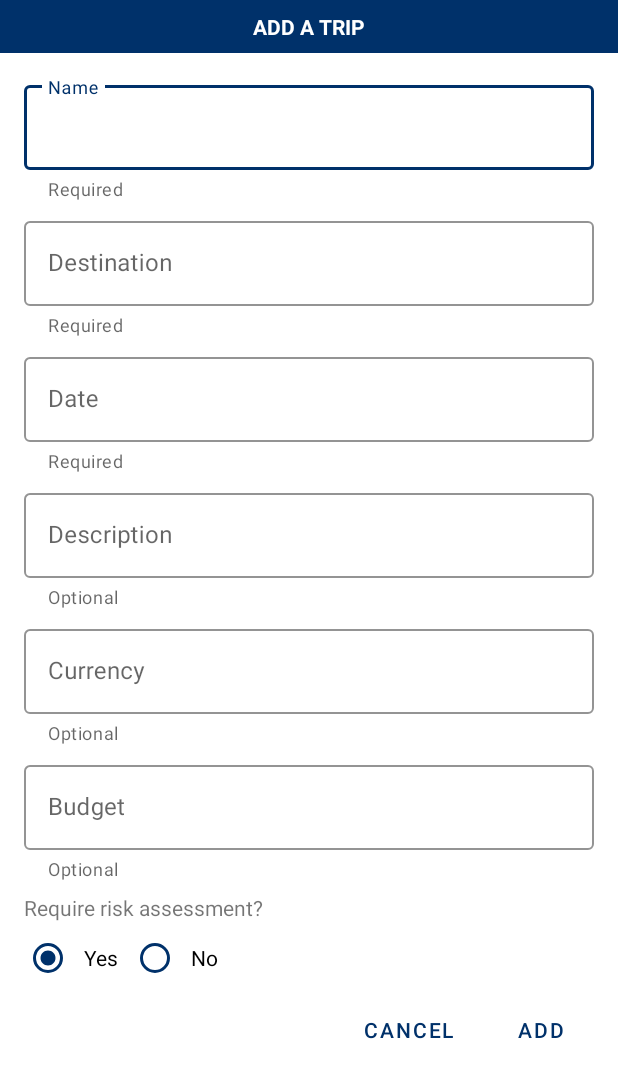
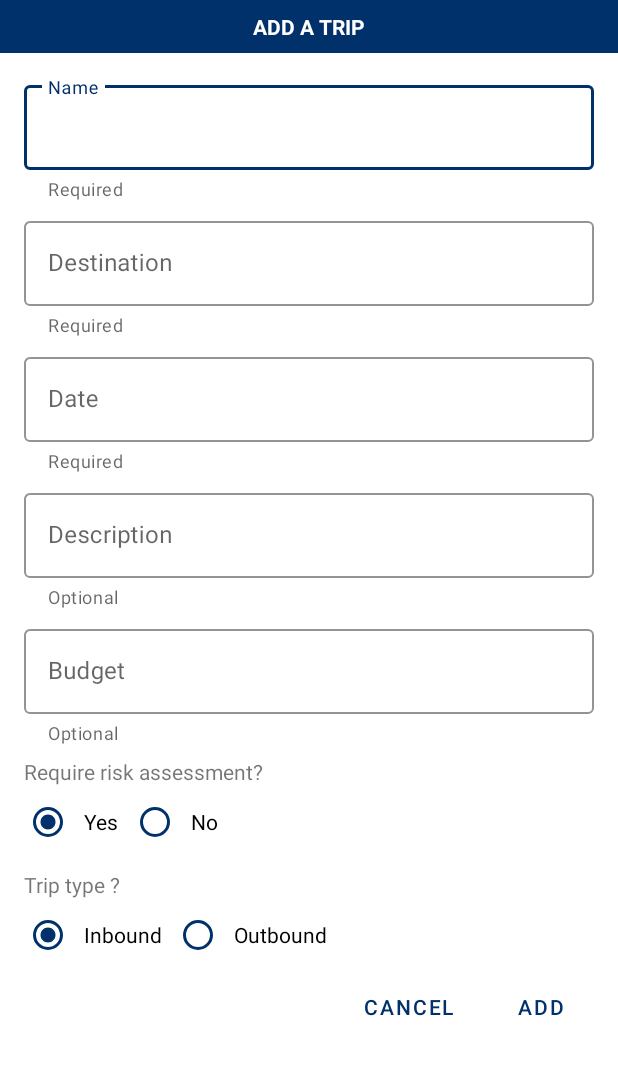
Before and after one commit to trungkien2509/trip-management, an Android app: the layout dialog_add_trip.xml on its own in the app's theme, with its tools: preview values and no code run, on a phone screen of 412 x 824 dp. Shown: the top 1078 px of the screen. Run offline under Robolectric (Android 15) with nearby library versions, the phone set to English and light mode, and no system bars.

Commit message:
Done-have added TripType

```diff
--- a/app/src/main/java/com/example/tripmanagement/DatabaseHelper.java
+++ b/app/src/main/java/com/example/tripmanagement/DatabaseHelper.java
@@ -8,7 +8,7 @@ public class DatabaseHelper extends SQLiteOpenHelper {
 
     // create database
     public DatabaseHelper(Context context) {
-        super(context, "trip_database", null, 2);
+        super(context, "trip_database", null, 3);
     }
 
 
@@ -16,7 +16,7 @@ public class DatabaseHelper extends SQLiteOpenHelper {
     @Override
     public void onCreate(SQLiteDatabase sqLiteDatabase) {
         String sql_create_trip_table = "Create table trips(trip_id integer primary key autoincrement," +
-                "name text not null, destination text not null, date text, risk_assessment text not null, description text, budget real not null, currency text )";
+                "name text not null, destination text not null, date text, risk_assessment text not null, description text, budget real not null, triptype text )";
         String sql_create_expense_table = "Create table expenses(expenses_id integer primary key autoincrement," +
                 "type text not null, amount real not null, time text not null, comments text, trip_id integer )";
         String[] statements = new String[]{sql_create_trip_table, sql_create_expense_table};
--- a/app/src/main/res/layout/dialog_add_trip.xml
+++ b/app/src/main/res/layout/dialog_add_trip.xml
@@ -142,30 +142,6 @@
             </com.google.android.material.textfield.TextInputLayout>
 
             <com.google.android.material.textfield.TextInputLayout
-                android:id="@+id/trip_currency_til"
-                style="@style/Widget.MaterialComponents.TextInputLayout.OutlinedBox"
-                android:layout_width="0dp"
-                android:layout_height="wrap_content"
-                android:layout_marginStart="8dp"
-                android:layout_marginTop="8dp"
-                android:layout_marginEnd="8dp"
-                android:hint="@string/currency"
-                android:singleLine="true"
-                app:boxStrokeColor="@color/dialog_add"
-                app:helperText="Optional"
-                app:hintTextColor="@color/dialog_add"
-                app:layout_constraintEnd_toEndOf="parent"
-                app:layout_constraintStart_toStartOf="parent"
-                app:layout_constraintTop_toBottomOf="@+id/trip_description_til">
-
-                <com.google.android.material.textfield.TextInputEditText
-                    android:id="@+id/trip_currency_tiet"
-                    android:layout_width="match_parent"
-                    android:layout_height="wrap_content"
-                    app:helperTextEnabled="true" />
-            </com.google.android.material.textfield.TextInputLayout>
-
-            <com.google.android.material.textfield.TextInputLayout
                 android:id="@+id/trip_budget_til"
                 style="@style/Widget.MaterialComponents.TextInputLayout.OutlinedBox"
                 android:layout_width="0dp"
@@ -180,7 +156,7 @@
                 app:hintTextColor="@color/dialog_add"
                 app:layout_constraintEnd_toEndOf="parent"
                 app:layout_constraintStart_toStartOf="parent"
-                app:layout_constraintTop_toBottomOf="@+id/trip_currency_til"
+                app:layout_constraintTop_toBottomOf="@+id/trip_description_til"
                 app:prefixText="£">
 
                 <com.google.android.material.textfield.TextInputEditText
@@ -229,13 +205,49 @@
                     android:text="@string/no" />
             </RadioGroup>
 
+
+            <TextView
+                android:id="@+id/triptype_title_tv"
+                android:layout_width="wrap_content"
+                android:layout_height="wrap_content"
+                android:layout_marginTop="8dp"
+                android:text="@string/triptype"
+                app:layout_constraintStart_toStartOf="@+id/radioGroup"
+                app:layout_constraintTop_toBottomOf="@+id/radioGroup" />
+
+            <RadioGroup
+                android:id="@+id/radioGroup2"
+                android:layout_width="0dp"
+                android:layout_height="wrap_content"
+                android:checkedButton="@+id/radio_button_inbound"
+                android:orientation="horizontal"
+                app:layout_constraintStart_toStartOf="@+id/triptype_title_tv"
+                app:layout_constraintTop_toBottomOf="@+id/triptype_title_tv">
+
+                <RadioButton
+                    android:id="@+id/radio_button_inbound"
+                    android:layout_width="wrap_content"
+                    android:layout_height="match_parent"
+                    android:buttonTint="@color/dialog_add"
+                    android:padding="8dp"
+                    android:text="@string/inbound" />
+
+                <RadioButton
+                    android:id="@+id/radio_button_outbound"
+                    android:layout_width="wrap_content"
+                    android:layout_height="match_parent"
+                    android:buttonTint="@color/dialog_add"
+                    android:padding="8dp"
+                    android:text="@string/outbound" />
+            </RadioGroup>
+
             <LinearLayout
                 android:layout_width="match_parent"
                 android:layout_height="wrap_content"
                 android:gravity="end"
                 android:orientation="horizontal"
-                app:layout_constraintStart_toStartOf="@id/radioGroup"
-                app:layout_constraintTop_toBottomOf="@id/radioGroup">
+                app:layout_constraintStart_toStartOf="@id/radioGroup2"
+                app:layout_constraintTop_toBottomOf="@id/radioGroup2">
 
                 <Button
                     android:id="@+id/cancel_btn"
--- a/app/src/main/res/layout/dialog_add_trip_confirm.xml
+++ b/app/src/main/res/layout/dialog_add_trip_confirm.xml
@@ -152,18 +152,18 @@
                 android:layout_height="wrap_content"
                 android:layout_marginEnd="8dp"
                 android:fontFamily="@font/lora_variablefont_wght"
-                android:text="@string/confirm_currency"
+                android:text="@string/confirm_triptype"
                 android:textSize="16sp"
                 android:textStyle="bold" />
 
             <TextView
-                android:id="@+id/tv_confirm_currency"
+                android:id="@+id/tv_confirm_triptype"
                 android:layout_width="wrap_content"
                 android:layout_height="wrap_content"
                 android:fontFamily="@font/lora_variablefont_wght"
                 android:textSize="16sp"
                 android:textStyle="bold"
-                tools:text="$" />
+                />
 
         </LinearLayout>
 
--- a/app/src/main/res/values/strings.xml
+++ b/app/src/main/res/values/strings.xml
@@ -29,7 +29,7 @@
     <string name="confirm_destination">Destination:</string>
     <string name="confirm_date">Date:</string>
     <string name="confirm_description">Description:</string>
-    <string name="confirm_currency">Currency:</string>
+    <string name="confirm_triptype">Trip Type:</string>
     <string name="confirm_budget">Budget:</string>
     <string name="confirm_risk_assessment">Risk assessment:</string>
     <string name="add_a_trip">ADD A TRIP</string>
@@ -46,7 +46,7 @@
     <string name="risk_assessment_cap">RISK ASSESSMENT: </string>
     <string name="description_cap">DESCRIPTION</string>
     <string name="budget_cap">BUDGET:</string>
-    <string name="currency_cap">CURRENCY:</string>
+    <string name="triptype_cap">Trip Type:</string>
     <string name="expense">Expense</string>
     <string name="add_an_expense_no_cap">Add an expense</string>
     <string name="search_by_trip_name">Search by trip name</string>
@@ -67,4 +67,7 @@
     <string name="delete_the_expense">Delete the expense</string>
     <string name="confirm_datele_expense">Are you sure you want to delete this expense?</string>
     <string name="delete_expense_successfully">Delete successfully</string>
+    <string name="triptype">Trip type ?</string>
+    <string name="inbound">Inbound</string>
+    <string name="outbound">Outbound</string>
 </resources>
```
Also changed, not shown: app/src/main/java/com/example/tripmanagement/ExpenseActivity.java (+4 -4 lines), app/src/main/java/com/example/tripmanagement/MainActivity.java (+28 -13 lines), app/src/main/java/com/example/tripmanagement/dao/TripDao.java (+5 -5 lines), app/src/main/java/com/example/tripmanagement/model/Trip.java (+7 -7 lines), app/src/main/res/layout/activity_expense.xml (+8 -8 lines), app/src/main/res/layout/activity_main.xml (+4 -5 lines), app/src/main/res/layout/dialog_edit_trip.xml (+40 -26 lines).
